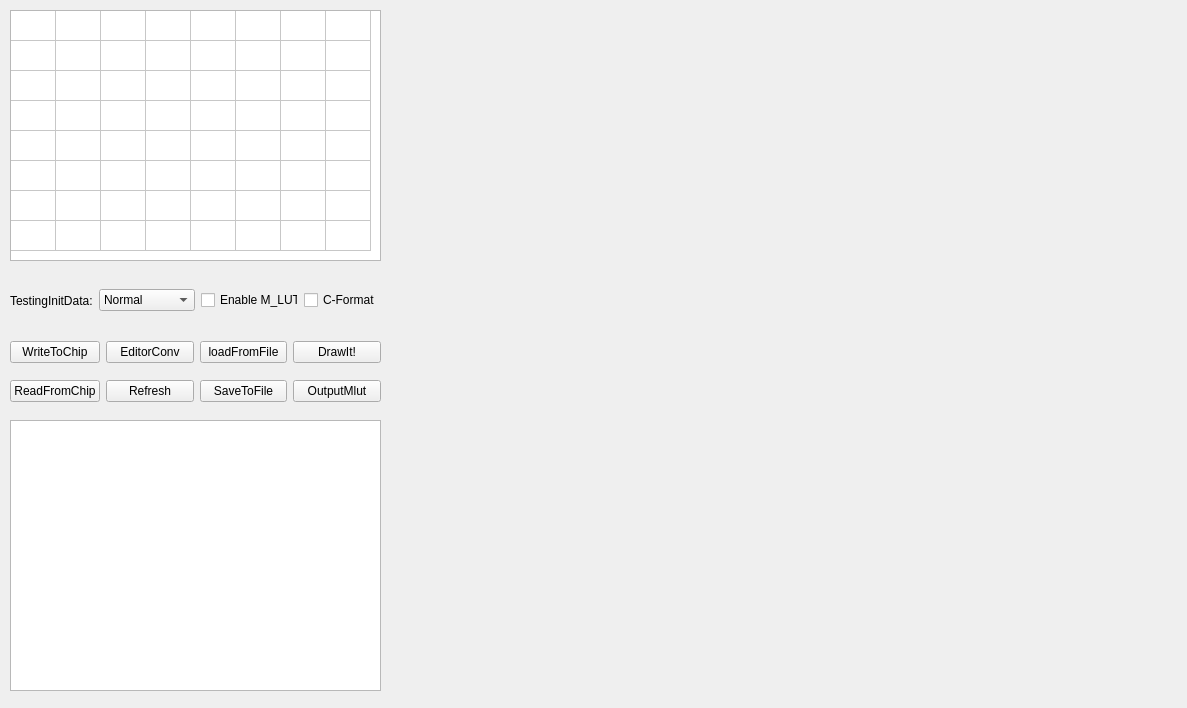
Before: the Qt Designer form twoFirst01/DimmingDebugger_Readback_SX7/DrawMapNew_res.ui in hooloong/gitpython, drawn with Qt 5.
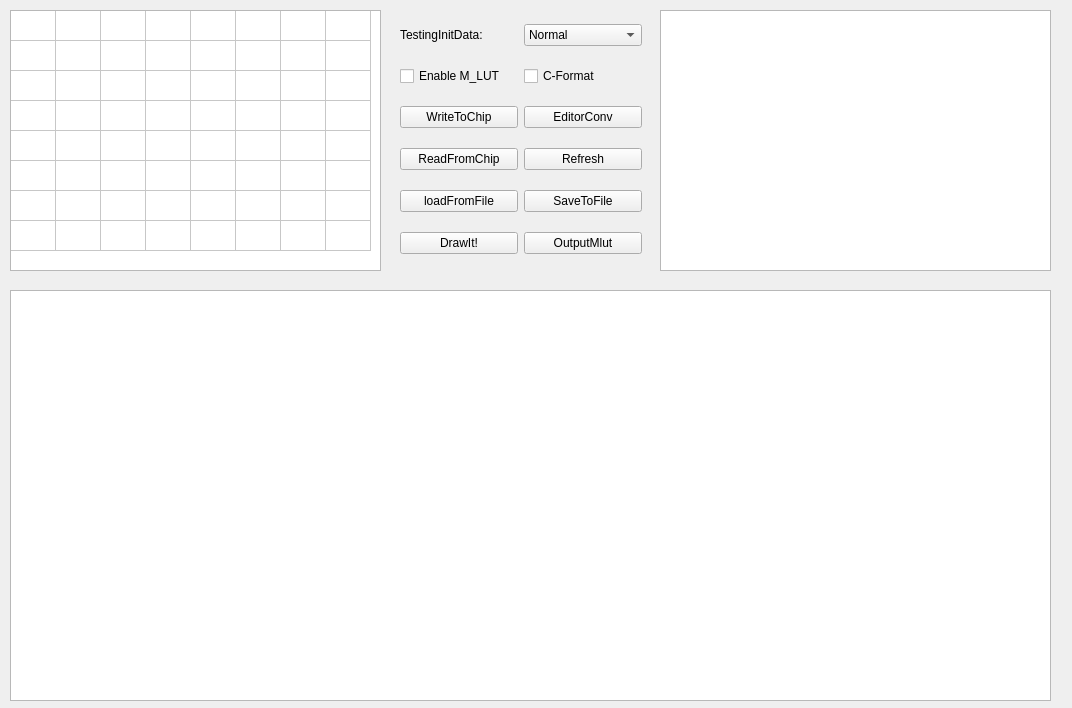
After: the same form once the commit is applied.

```diff
--- a/twoFirst01/DimmingDebugger_Readback_SX7/DrawMapNew_res.ui
+++ b/twoFirst01/DimmingDebugger_Readback_SX7/DrawMapNew_res.ui
@@ -6,7 +6,7 @@
    <rect>
     <x>0</x>
     <y>0</y>
-    <width>1187</width>
+    <width>1072</width>
     <height>708</height>
    </rect>
   </property>
@@ -19,7 +19,7 @@
      <x>10</x>
      <y>10</y>
      <width>371</width>
-     <height>251</height>
+     <height>261</height>
     </rect>
    </property>
    <property name="rowCount">
@@ -60,150 +60,137 @@
    <column/>
    <column/>
   </widget>
-  <widget class="QWidget" name="gridLayoutWidget">
+  <widget class="QPlainTextEdit" name="plainTextEdit_output">
+   <property name="geometry">
+    <rect>
+     <x>660</x>
+     <y>10</y>
+     <width>391</width>
+     <height>261</height>
+    </rect>
+   </property>
+  </widget>
+  <widget class="QGraphicsView" name="graphicsView_mlut">
    <property name="geometry">
     <rect>
      <x>10</x>
-     <y>330</y>
-     <width>371</width>
-     <height>83</height>
+     <y>290</y>
+     <width>1041</width>
+     <height>411</height>
     </rect>
    </property>
-   <layout class="QGridLayout" name="gridLayout">
-    <item row="0" column="1">
-     <widget class="QPushButton" name="pushButton_write">
+  </widget>
+  <widget class="QWidget" name="gridLayoutWidget_2">
+   <property name="geometry">
+    <rect>
+     <x>400</x>
+     <y>10</y>
+     <width>242</width>
+     <height>261</height>
+    </rect>
+   </property>
+   <layout class="QGridLayout" name="gridLayout_2">
+    <item row="1" column="0">
+     <widget class="QCheckBox" name="checkBox_en">
       <property name="text">
-       <string>WriteToChip</string>
+       <string>Enable M_LUT</string>
       </property>
      </widget>
     </item>
-    <item row="3" column="4">
+    <item row="6" column="1">
      <widget class="QPushButton" name="pushButton_output">
       <property name="text">
        <string>OutputMlut</string>
       </property>
      </widget>
     </item>
-    <item row="3" column="1">
+    <item row="3" column="0">
      <widget class="QPushButton" name="pushButton_read">
       <property name="text">
        <string>ReadFromChip</string>
       </property>
      </widget>
     </item>
-    <item row="0" column="4">
-     <widget class="QPushButton" name="pushButton_draw">
+    <item row="1" column="1">
+     <widget class="QCheckBox" name="checkBox_toc">
       <property name="text">
-       <string>DrawIt!</string>
+       <string>C-Format</string>
       </property>
      </widget>
     </item>
-    <item row="0" column="2">
+    <item row="0" column="1">
+     <widget class="QComboBox" name="comboBox_test">
+      <item>
+       <property name="text">
+        <string>Normal</string>
+       </property>
+      </item>
+      <item>
+       <property name="text">
+        <string>SetToZeroAll</string>
+       </property>
+      </item>
+      <item>
+       <property name="text">
+        <string>SetAllTo_63</string>
+       </property>
+      </item>
+      <item>
+       <property name="text">
+        <string>SetBinaryToAll</string>
+       </property>
+      </item>
+     </widget>
+    </item>
+    <item row="2" column="1">
      <widget class="QPushButton" name="pushButton_convert">
       <property name="text">
        <string>EditorConv</string>
       </property>
      </widget>
     </item>
-    <item row="3" column="2">
-     <widget class="QPushButton" name="pushButton_refresh">
-      <property name="text">
-       <string>Refresh</string>
-      </property>
-     </widget>
-    </item>
-    <item row="0" column="3">
+    <item row="4" column="0">
      <widget class="QPushButton" name="pushButton_load">
       <property name="text">
        <string>loadFromFile</string>
       </property>
      </widget>
     </item>
-    <item row="3" column="3">
+    <item row="6" column="0">
+     <widget class="QPushButton" name="pushButton_draw">
+      <property name="text">
+       <string>DrawIt!</string>
+      </property>
+     </widget>
+    </item>
+    <item row="2" column="0">
+     <widget class="QPushButton" name="pushButton_write">
+      <property name="text">
+       <string>WriteToChip</string>
+      </property>
+     </widget>
+    </item>
+    <item row="3" column="1">
+     <widget class="QPushButton" name="pushButton_refresh">
+      <property name="text">
+       <string>Refresh</string>
+      </property>
+     </widget>
+    </item>
+    <item row="4" column="1">
      <widget class="QPushButton" name="pushButton_save">
       <property name="text">
        <string>SaveToFile</string>
       </property>
      </widget>
     </item>
-   </layout>
-  </widget>
-  <widget class="QWidget" name="gridLayoutWidget_2">
-   <property name="geometry">
-    <rect>
-     <x>400</x>
-     <y>10</y>
-     <width>741</width>
-     <height>681</height>
-    </rect>
-   </property>
-   <layout class="QGridLayout" name="gridLayout_2"/>
-  </widget>
-  <widget class="QPlainTextEdit" name="plainTextEdit_output">
-   <property name="geometry">
-    <rect>
-     <x>10</x>
-     <y>420</y>
-     <width>371</width>
-     <height>271</height>
-    </rect>
-   </property>
-  </widget>
-  <widget class="QWidget" name="horizontalLayoutWidget">
-   <property name="geometry">
-    <rect>
-     <x>10</x>
-     <y>280</y>
-     <width>371</width>
-     <height>41</height>
-    </rect>
-   </property>
-   <layout class="QHBoxLayout" name="horizontalLayout">
-    <item>
+    <item row="0" column="0">
      <widget class="QLabel" name="label_1">
       <property name="text">
        <string>TestingInitData:</string>
       </property>
      </widget>
     </item>
-    <item>
-     <widget class="QComboBox" name="comboBox_test">
-      <item>
-       <property name="text">
-        <string>Normal</string>
-       </property>
-      </item>
-      <item>
-       <property name="text">
-        <string>SetToZeroAll</string>
-       </property>
-      </item>
-      <item>
-       <property name="text">
-        <string>SetAllTo_63</string>
-       </property>
-      </item>
-      <item>
-       <property name="text">
-        <string>SetBinaryToAll</string>
-       </property>
-      </item>
-     </widget>
-    </item>
-    <item>
-     <widget class="QCheckBox" name="checkBox_en">
-      <property name="text">
-       <string>Enable M_LUT</string>
-      </property>
-     </widget>
-    </item>
-    <item>
-     <widget class="QCheckBox" name="checkBox_toc">
-      <property name="text">
-       <string>C-Format</string>
-      </property>
-     </widget>
-    </item>
    </layout>
   </widget>
  </widget>
```
